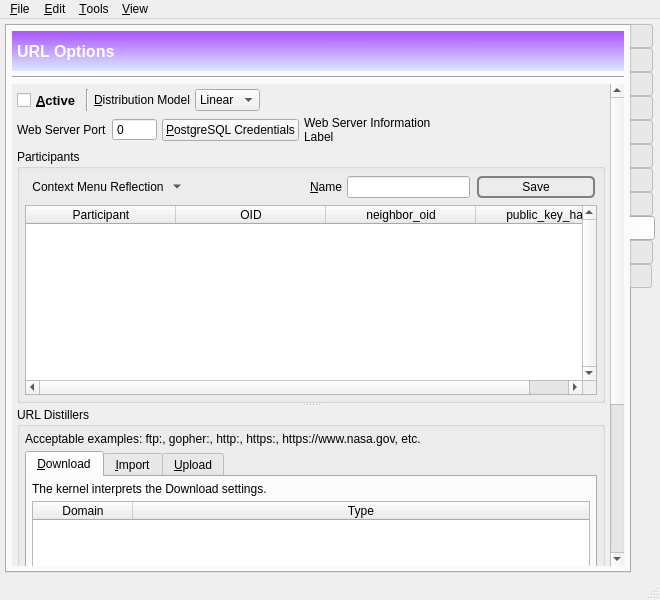
First picture: the form in branches/trunk/GoldBug-UI/spot-on-controlcenter.ui, repository textbrowser/spot-on, before the edit.
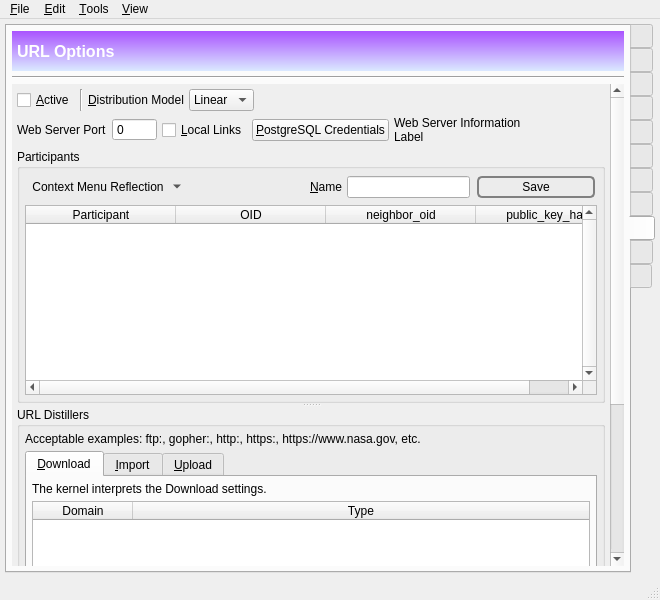
Second picture: the form after the edit. The open tabs and pages were chosen to show the change. Icons and pictures are not drawn. Custom widgets are drawn as their Qt base class.

Patch:
```diff
--- a/branches/trunk/GoldBug-UI/spot-on-controlcenter.ui
+++ b/branches/trunk/GoldBug-UI/spot-on-controlcenter.ui
@@ -9047,7 +9047,7 @@
              <x>0</x>
              <y>0</y>
              <width>584</width>
-             <height>791</height>
+             <height>810</height>
             </rect>
            </property>
            <layout class="QVBoxLayout" name="verticalLayout_58">
@@ -9070,12 +9070,8 @@
                   <verstretch>0</verstretch>
                  </sizepolicy>
                 </property>
-                <property name="font">
-                 <font>
-                  <pointsize>10</pointsize>
-                  <weight>75</weight>
-                  <bold>true</bold>
-                 </font>
+                <property name="toolTip">
+                 <string>Activate or deactivate the distribution of URLs.</string>
                 </property>
                 <property name="text">
                  <string>&amp;Active</string>
@@ -9154,6 +9150,16 @@
                 </property>
                </widget>
               </item>
+              <item>
+               <widget class="QCheckBox" name="web_server_serve_local_content">
+                <property name="toolTip">
+                 <string>Allow access to locally-stored content.</string>
+                </property>
+                <property name="text">
+                 <string>&amp;Local Links</string>
+                </property>
+               </widget>
+              </item>
               <item>
                <widget class="QPushButton" name="postgresql_credentials">
                 <property name="text">
```
Left out of the diff: 7 changed lines with no effect on the pictures.
